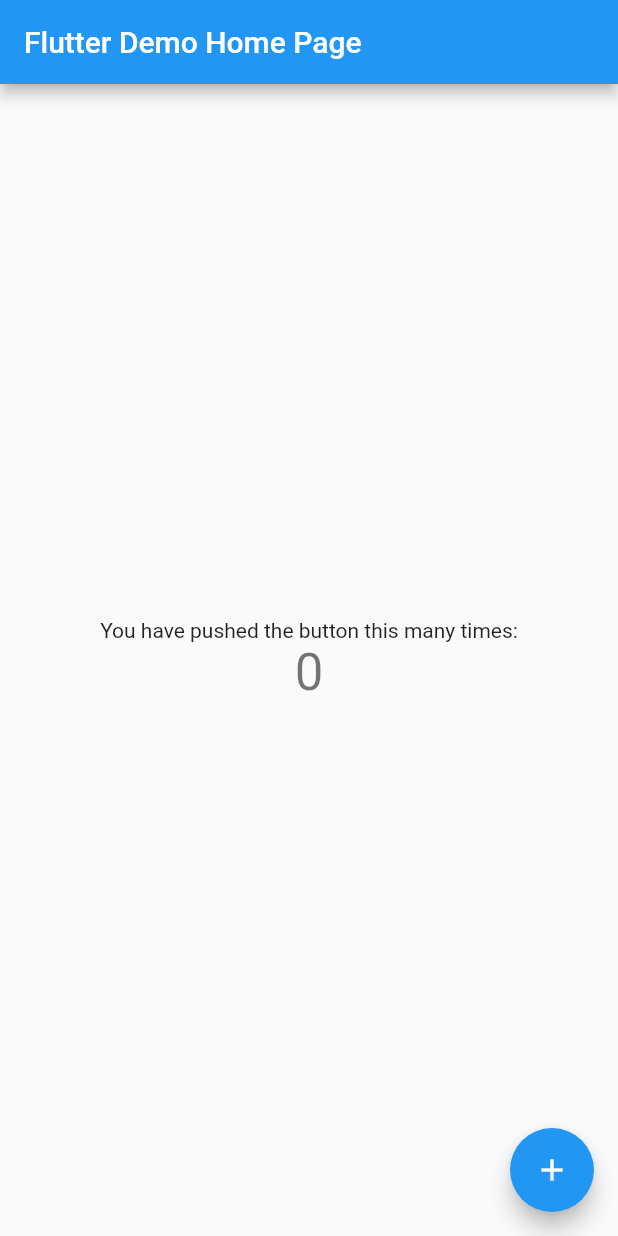
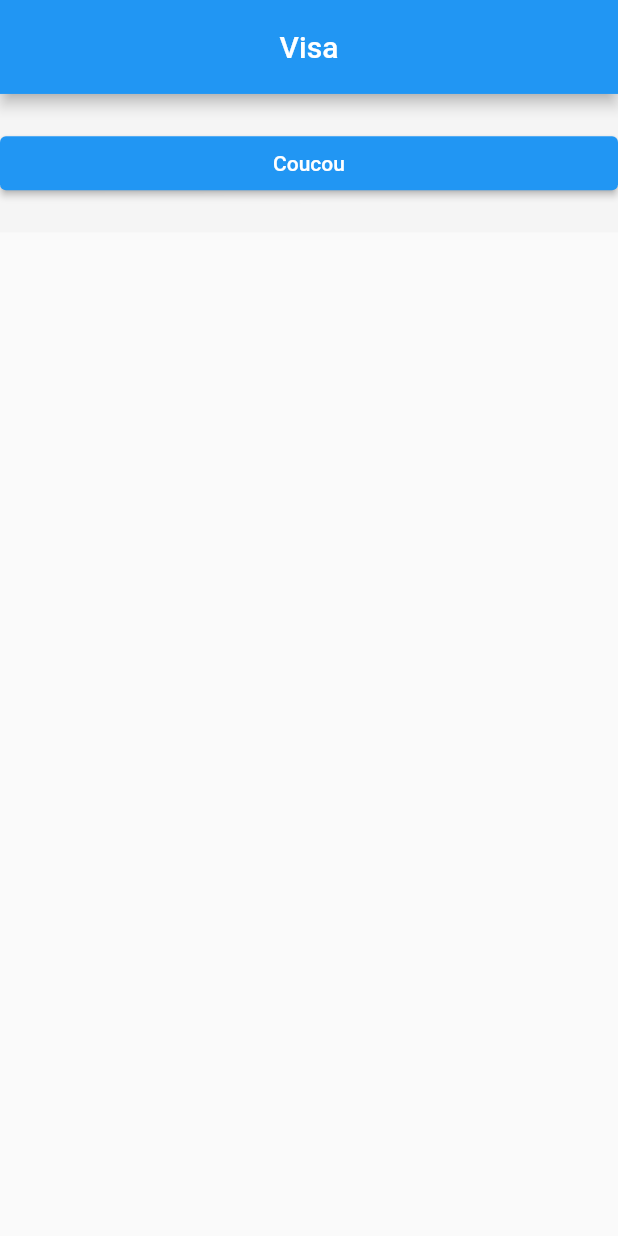
Before and after one commit to Androz2091/imgur-app, a Flutter app: the screen it shows after launch, on a phone screen of 412 x 824 dp. Run offline on Flutter 3.47's test engine with Material 2 defaults, Android fonts, the phone set to English and light mode, and no system bars; our stand-ins replace hexcolor; missing offline and left inert: visa.

Commit message:
:sparkles: More

```diff
--- /dev/null
+++ b/lib/app-scale.dart
@@ -0,0 +1,15 @@
+import 'package:flutter/material.dart';
+
+class AppScale {
+  const AppScale(this._context);
+
+  final BuildContext _context;
+
+  double ofWidth(double pct) {
+    return MediaQuery.of(_context).size.width * pct;
+  }
+
+  double ofHeight(double pct) {
+    return MediaQuery.of(this._context).size.height * pct;
+  }
+}
--- /dev/null
+++ b/lib/login.dart
@@ -0,0 +1,32 @@
+import 'package:flutter/material.dart';
+import 'package:hexcolor/hexcolor.dart';
+import 'utils.dart';
+import 'app-scale.dart';
+
+class LoginPage extends StatefulWidget {
+  const LoginPage({Key key}) : super(key: key);
+
+  @override
+  _LoginPageState createState() => _LoginPageState();
+}
+
+class _LoginPageState extends State<LoginPage> {
+  Widget build(BuildContext context) {
+    AppScale scale = AppScale(context);
+
+    return Scaffold(
+      appBar: Utils.getAppBar(context, canGoBack: false),
+      body: SingleChildScrollView(
+          child: Container(
+              color: Colors.white,
+              child: Container(
+                  color: HexColor('#f5f5f5'),
+                  width: scale.ofWidth(1),
+                  padding: EdgeInsets.fromLTRB(
+                      0, scale.ofHeight(0.027), 0, scale.ofHeight(0.027)),
+                  child: ElevatedButton(child: Text('Coucou'), onPressed: (){
+                    Navigator.pushNamed(context, '/imgur-auth');
+                  })
+                  ))));
+  }
+}
--- a/lib/main.dart
+++ b/lib/main.dart
@@ -1,4 +1,6 @@
 import 'package:flutter/material.dart';
+import 'login.dart';
+import 'auth.dart';
 
 void main() {
   runApp(MyApp());
@@ -11,103 +13,11 @@
     return MaterialApp(
       title: 'Flutter Demo',
       theme: ThemeData(
-        // This is the theme of your application.
-        //
-        // Try running your application with "flutter run". You'll see the
-        // application has a blue toolbar. Then, without quitting the app, try
-        // changing the primarySwatch below to Colors.green and then invoke
-        // "hot reload" (press "r" in the console where you ran "flutter run",
-        // or simply save your changes to "hot reload" in a Flutter IDE).
-        // Notice that the counter didn't reset back to zero; the application
-        // is not restarted.
-        primarySwatch: Colors.blue,
       ),
-      home: MyHomePage(title: 'Flutter Demo Home Page'),
+      routes: <String, WidgetBuilder>{
+        '/': (BuildContext context) => LoginPage(),
+        '/imgur-auth': (BuildContext context) => AuthPage()
+      }
     );
   }
 }
-
-class MyHomePage extends StatefulWidget {
-  MyHomePage({Key key, this.title}) : super(key: key);
-
-  // This widget is the home page of your application. It is stateful, meaning
-  // that it has a State object (defined below) that contains fields that affect
-  // how it looks.
-
-  // This class is the configuration for the state. It holds the values (in this
-  // case the title) provided by the parent (in this case the App widget) and
-  // used by the build method of the State. Fields in a Widget subclass are
-  // always marked "final".
-
-  final String title;
-
-  @override
-  _MyHomePageState createState() => _MyHomePageState();
-}
-
-class _MyHomePageState extends State<MyHomePage> {
-  int _counter = 0;
-
-  void _incrementCounter() {
-    setState(() {
-      // This call to setState tells the Flutter framework that something has
-      // changed in this State, which causes it to rerun the build method below
-      // so that the display can reflect the updated values. If we changed
-      // _counter without calling setState(), then the build method would not be
-      // called again, and so nothing would appear to happen.
-      _counter++;
-    });
-  }
-
-  @override
-  Widget build(BuildContext context) {
-    // This method is rerun every time setState is called, for instance as done
-    // by the _incrementCounter method above.
-    //
-    // The Flutter framework has been optimized to make rerunning build methods
-    // fast, so that you can just rebuild anything that needs updating rather
-    // than having to individually change instances of widgets.
-    return Scaffold(
-      appBar: AppBar(
-        // Here we take the value from the MyHomePage object that was created by
-        // the App.build method, and use it to set our appbar title.
-        title: Text(widget.title),
-      ),
-      body: Center(
-        // Center is a layout widget. It takes a single child and positions it
-        // in the middle of the parent.
-        child: Column(
-          // Column is also a layout widget. It takes a list of children and
-          // arranges them vertically. By default, it sizes itself to fit its
-          // children horizontally, and tries to be as tall as its parent.
-          //
-          // Invoke "debug painting" (press "p" in the console, choose the
-          // "Toggle Debug Paint" action from the Flutter Inspector in Android
-          // Studio, or the "Toggle Debug Paint" command in Visual Studio Code)
-          // to see the wireframe for each widget.
-          //
-          // Column has various properties to control how it sizes itself and
-          // how it positions its children. Here we use mainAxisAlignment to
-          // center the children vertically; the main axis here is the vertical
-          // axis because Columns are vertical (the cross axis would be
-          // horizontal).
-          mainAxisAlignment: MainAxisAlignment.center,
-          children: <Widget>[
-            Text(
-              'You have pushed the button this many times:',
-            ),
-            Text(
-              '$_counter',
-              style: Theme.of(context).textTheme.headline4,
-            ),
-          ],
-        ),
-      ),
-      floatingActionButton: FloatingActionButton(
-        onPressed: _incrementCounter,
-        tooltip: 'Increment',
-        child: Icon(Icons.add),
-      ), // This trailing comma makes auto-formatting nicer for build methods.
-    );
-  }
-}
--- /dev/null
+++ b/lib/utils.dart
@@ -0,0 +1,22 @@
+import 'package:flutter/material.dart';
+
+import 'app-scale.dart';
+
+class Utils {
+
+  static getAppBar(BuildContext context, {bool canGoBack = true}) {
+    AppScale scale = AppScale(context);
+
+    return AppBar(
+      title: Text('Visa'),
+      toolbarHeight: scale.ofHeight(0.076),
+      leading: canGoBack
+          ? new IconButton(
+              icon: new Icon(Icons.arrow_back, size: scale.ofHeight(0.033)),
+              onPressed: () => Navigator.pop(context))
+          : null,
+      // elevation: 0,
+      centerTitle: true,
+    );
+  }
+}
--- a/pubspec.yaml
+++ b/pubspec.yaml
@@ -23,6 +23,7 @@
 dependencies:
   flutter:
     sdk: flutter
+  visa: ^1.0.3
 
 
   # The following adds the Cupertino Icons font to your application.
```
Also changed, not shown: lib/auth.dart (added, +35 -0 lines), lib/imgur.dart (added, +47 -0 lines), pubspec.lock, 9 other files.
